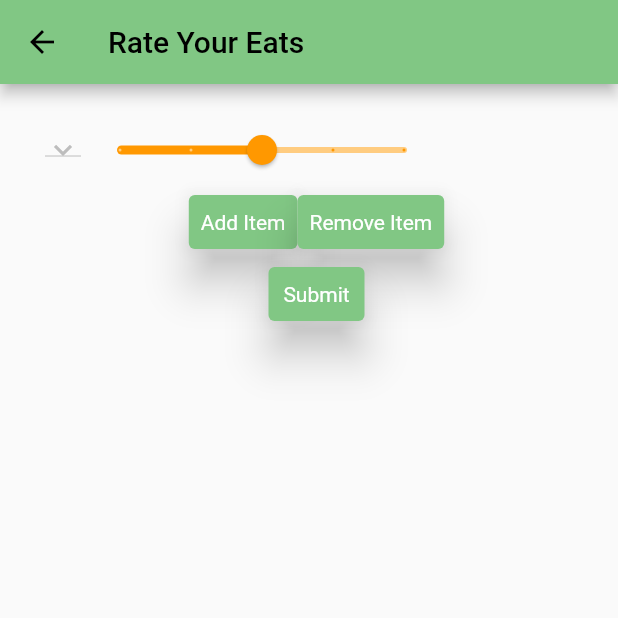
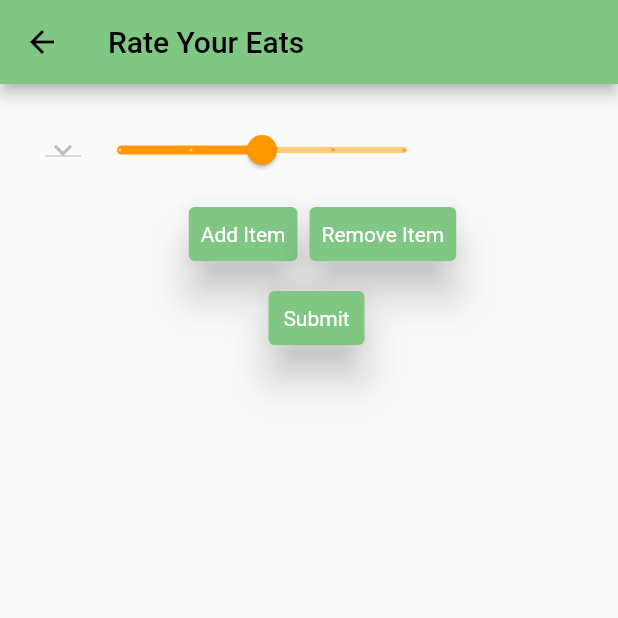
Before and after one commit to Nortus222/HackSU-CrapOrFire, a Flutter app: the RatingPage screen opened directly with empty values, on a phone screen of 412 x 824 dp, the top half of it. Run offline on Flutter 3.47's test engine with Material 2 defaults, Android fonts, the phone set to English and light mode, and no system bars; our stand-ins replace cloud_firestore, firebase_core, flutter_bloc, font_awesome_flutter; accounts and stored records are empty.

Commit message:
colors/formatting

```diff
--- a/lib/landing.dart
+++ b/lib/landing.dart
@@ -22,7 +22,7 @@ class HomePage extends StatelessWidget {
         child: Scaffold(
           bottomNavigationBar: Container(
             padding: const EdgeInsets.all(10),
-            color: Colors.blue,
+            color: Colors.green.shade300,
             child: const TabBar(
               indicatorPadding: EdgeInsets.all(10),
               indicatorSize: TabBarIndicatorSize.tab,
--- a/lib/main.dart
+++ b/lib/main.dart
@@ -25,7 +25,7 @@ class MyApp extends StatelessWidget {
       title: 'Crap Or Fire',
       debugShowCheckedModeBanner: false,
       theme: ThemeData(
-        primarySwatch: Colors.blue,
+        primarySwatch: Colors.green,
       ),
       home: MultiBlocProvider(
         providers: [
--- a/lib/rating_page.dart
+++ b/lib/rating_page.dart
@@ -117,7 +117,9 @@ class _RatingPageState extends State<RatingPage> {
                 if (index + 2 == numOfItems) {
                   return Row(children: [
                     const Spacer(),
-                    ElevatedButton(
+                    Container(
+                      margin: EdgeInsets.all(8),
+                      child: ElevatedButton(
                         onPressed: () {
                           setState(() {
                             numOfItems++;
@@ -133,6 +135,7 @@ class _RatingPageState extends State<RatingPage> {
                             elevation: 12.0,
                            textStyle: const TextStyle(color: Colors.white)),
                        child: const Text('Add Item'),
+                      ),
                     ),
                     ElevatedButton(
                       onPressed: () {
```
Lines whose indentation alone changed are shown as unchanged.
